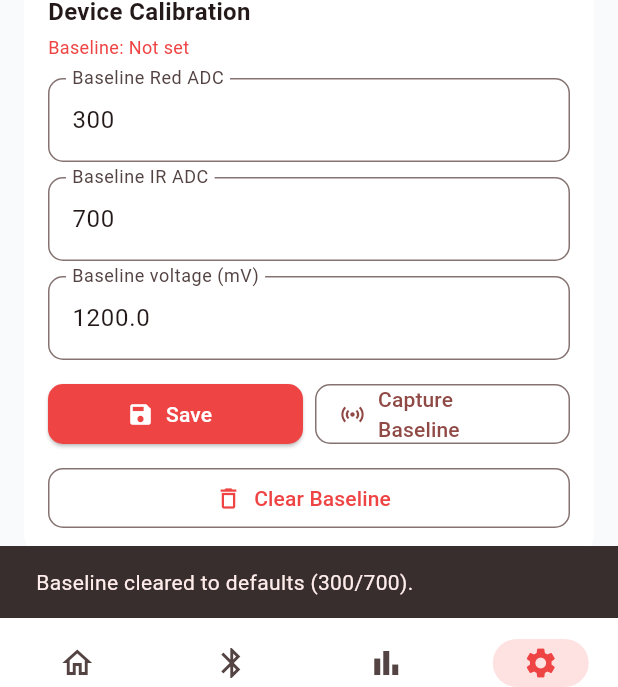
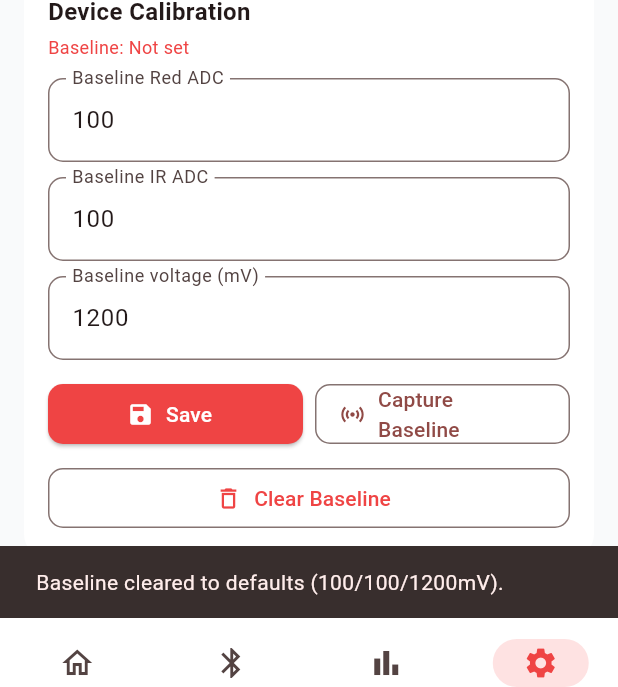
Before and after one commit to Mallyajit/HbMonitorApp, a Flutter app: the screen it shows after launch, item 4 of the bottom bar chosen, scrolled down 58 dp, after a tap on "Clear Baseline", on a phone screen of 412 x 824 dp. Shown: the part 498-1185 px from the top of the screen. Run offline on Flutter 3.47's test engine with Material 3 defaults, Android fonts, the phone set to English and light mode, and no system bars; our stand-ins replace flutter_blue_plus, permission_handler, shared_preferences.

Commit message:
Final working prototype for presentation

```diff
--- a/lib/models/calibration_profile.dart
+++ b/lib/models/calibration_profile.dart
@@ -23,8 +23,8 @@ class CalibrationProfile {
   });
 
   const CalibrationProfile.defaults()
-      : baselineRedAdc = 300,
-        baselineIrAdc = 700,
+      : baselineRedAdc = 100,
+        baselineIrAdc = 100,
         baselineVoltageMv = 1200,
         userBaselineR = 0,
         baselineValid = false;
--- a/lib/ui/screens/home_screen.dart
+++ b/lib/ui/screens/home_screen.dart
@@ -12,7 +12,9 @@ class HomeScreen extends StatelessWidget {
   Widget build(BuildContext context) {
     return Consumer<HemePulseAppState>(
       builder: (context, state, _) {
-        return Scaffold(
+        return Stack(
+          children: [
+            Scaffold(
               backgroundColor: const Color(0xFFF9FAFB),
               body: SafeArea(
                 child: ListView(
@@ -30,6 +32,10 @@ class HomeScreen extends StatelessWidget {
                     // ── Main Hb Card ──
                     _buildHbCard(state),
                     const SizedBox(height: 16),
+
+                    // ── Raw Signals (Voltage) ──
+                    // _buildRawSignalsCard(state),
+                    // const SizedBox(height: 16),
 
                     // ── Start Scan Button ──
                     _buildScanButton(state),
@@ -49,6 +55,69 @@ class HomeScreen extends StatelessWidget {
                   ],
                 ),
               ),
+            ),
+
+            // ── Alert Popup Overlay ──
+            if (state.alertMessage != null)
+              Container(
+                color: Colors.black54,
+                child: Center(
+                  child: Container(
+                    margin: const EdgeInsets.symmetric(horizontal: 32),
+                    padding: const EdgeInsets.all(24),
+                    decoration: BoxDecoration(
+                      color: Colors.white,
+                      borderRadius: BorderRadius.circular(16),
+                      boxShadow: const [
+                        BoxShadow(
+                          color: Colors.black26,
+                          blurRadius: 10,
+                          offset: Offset(0, 4),
+                        ),
+                      ],
+                    ),
+                    child: Column(
+                      mainAxisSize: MainAxisSize.min,
+                      children: [
+                        const Icon(
+                          Icons.warning_amber_rounded,
+                          color: Colors.orange,
+                          size: 48,
+                        ),
+                        const SizedBox(height: 16),
+                        Text(
+                          state.alertMessage!,
+                          textAlign: TextAlign.center,
+                          style: const TextStyle(
+                            fontSize: 16,
+                            fontWeight: FontWeight.w600,
+                            color: Colors.black87,
+                          ),
+                        ),
+                        const SizedBox(height: 24),
+                        SizedBox(
+                          width: double.infinity,
+                          child: ElevatedButton(
+                            style: ElevatedButton.styleFrom(
+                              backgroundColor: const Color(0xFFEF4444),
+                              foregroundColor: Colors.white,
+                              shape: RoundedRectangleBorder(
+                                borderRadius: BorderRadius.circular(12),
+                              ),
+                              padding: const EdgeInsets.symmetric(vertical: 14),
+                            ),
+                            onPressed: () {
+                              state.clearAlert();
+                            },
+                            child: const Text('Close', style: TextStyle(fontSize: 16, fontWeight: FontWeight.bold)),
+                          ),
+                        ),
+                      ],
+                    ),
+                  ),
+                ),
+              ),
+          ],
         );
       },
     );
@@ -247,9 +316,69 @@ class HomeScreen extends StatelessWidget {
             ],
           ),
           const SizedBox(height: 12),
+          Text(
+            state.userGender == 'Male'
+                ? 'Normal Range: 13.5 – 18.0 g/dL'
+                : (state.userGender == 'Female' ? 'Normal Range: 11.5 – 15.5 g/dL' : 'Normal Range: 12.0 – 16.0 g/dL'),
+            style: const TextStyle(color: Colors.white60, fontSize: 11),
+          ),
+        ],
+      ),
+    );
+  }
+
+  Widget _buildRawSignalsCard(HemePulseAppState state) {
+    return Container(
+      padding: const EdgeInsets.all(16),
+      decoration: BoxDecoration(
+        color: Colors.white,
+        borderRadius: BorderRadius.circular(16),
+        border: Border.all(color: Colors.grey.shade200),
+      ),
+      child: Column(
+        crossAxisAlignment: CrossAxisAlignment.start,
+        children: [
           const Text(
-            'Normal Range: 12.0 – 16.0 g/dL',
-            style: TextStyle(color: Colors.white60, fontSize: 11),
+            'Sensor Debug (Raw Signal)',
+            style: TextStyle(fontWeight: FontWeight.w600, fontSize: 14),
+          ),
+          const SizedBox(height: 12),
+          Row(
+            children: [
+              Expanded(
+                child: Container(
+                  padding: const EdgeInsets.all(12),
+                  decoration: BoxDecoration(
+                    color: const Color(0xFFFEE2E2),
+                    borderRadius: BorderRadius.circular(12),
+                  ),
+                  child: Column(
+                    children: [
+                      const Text('Red Light', style: TextStyle(fontSize: 12, color: Color(0xFF991B1B))),
+                      const SizedBox(height: 4),
+                      Text(state.currentFingerRed.toStringAsFixed(1), style: const TextStyle(fontSize: 18, fontWeight: FontWeight.bold, color: Color(0xFF7F1D1D))),
+                    ],
+                  ),
+                ),
+              ),
+              const SizedBox(width: 12),
+              Expanded(
+                child: Container(
+                  padding: const EdgeInsets.all(12),
+                  decoration: BoxDecoration(
+                    color: const Color(0xFFE0E7FF),
+                    borderRadius: BorderRadius.circular(12),
+                  ),
+                  child: Column(
+                    children: [
+                      const Text('IR Light', style: TextStyle(fontSize: 12, color: Color(0xFF3730A3))),
+                      const SizedBox(height: 4),
+                      Text(state.currentFingerIr.toStringAsFixed(1), style: const TextStyle(fontSize: 18, fontWeight: FontWeight.bold, color: Color(0xFF312E81))),
+                    ],
+                  ),
+                ),
+              ),
+            ],
           ),
         ],
       ),
--- a/lib/ui/screens/settings_screen.dart
+++ b/lib/ui/screens/settings_screen.dart
@@ -216,8 +216,8 @@ class _SettingsScreenState extends State<SettingsScreen> {
                       Expanded(
                         child: ElevatedButton.icon(
                           onPressed: () async {
-                            final red = double.tryParse(_baselineRedController.text.trim()) ?? 300.0;
-                            final ir = double.tryParse(_baselineIrController.text.trim()) ?? 700.0;
+                            final red = double.tryParse(_baselineRedController.text.trim()) ?? 100.0;
+                            final ir = double.tryParse(_baselineIrController.text.trim()) ?? 100.0;
                             final vref = double.tryParse(_vrefController.text.trim()) ?? 1200.0;
                             await state.saveCalibration(
                               baselineRedAdc: red,
@@ -260,11 +260,12 @@ class _SettingsScreenState extends State<SettingsScreen> {
                       onPressed: () async {
                         await state.clearBaseline();
                         // Update UI fields
-                        _baselineRedController.text = '300';
-                        _baselineIrController.text = '700';
+                        _baselineRedController.text = '100';
+                        _baselineIrController.text = '100';
+                        _vrefController.text = '1200';
                         if (!context.mounted) return;
                         ScaffoldMessenger.of(context).showSnackBar(
-                          const SnackBar(content: Text('Baseline cleared to defaults (300/700).')),
+                          const SnackBar(content: Text('Baseline cleared to defaults (100/100/1200mV).')),
                         );
                       },
                       icon: const Icon(Icons.delete_outline, size: 18),
```
Also changed, not shown: lib/state/app_state.dart (+135 -87 lines). Lines whose indentation alone changed are shown as unchanged.
